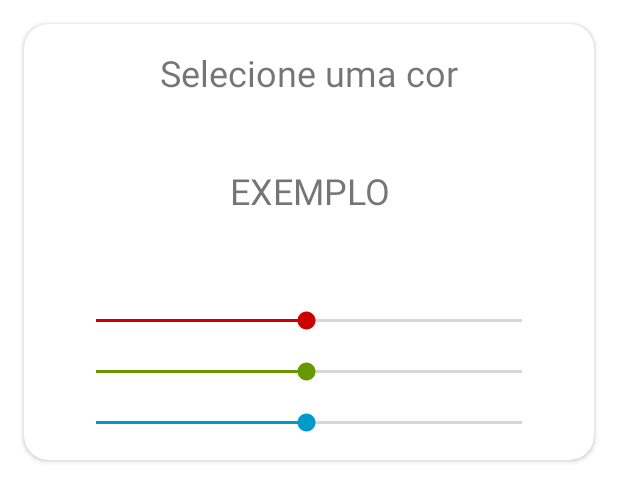
After one commit to alisonViana/business-card-bootcampInter, an Android app: the layout pick_color_alertdialog.xml on its own in the app's theme, with its tools: preview values and no code run, on a phone screen of 412 x 824 dp. The commit adds this screen. Shown: the top 502 px of the screen. Run offline under Robolectric (Android 15) with nearby library versions, the phone set to English and light mode, and no system bars.

Commit message:
created pick color layout

```diff
--- /dev/null
+++ b/app/src/main/res/layout/pick_color_alertdialog.xml
@@ -0,0 +1,86 @@
+<?xml version="1.0" encoding="utf-8"?>
+<androidx.cardview.widget.CardView
+    xmlns:android="http://schemas.android.com/apk/res/android"
+    xmlns:app="http://schemas.android.com/apk/res-auto"
+    xmlns:tools="http://schemas.android.com/tools"
+    android:layout_width="match_parent"
+    android:layout_height="wrap_content"
+    app:cardCornerRadius="16dp"
+    android:layout_margin="16dp">
+
+    <androidx.constraintlayout.widget.ConstraintLayout
+        android:layout_width="match_parent"
+        android:layout_height="wrap_content"
+        android:padding="16dp">
+
+        <TextView
+            android:id="@+id/tv_title_pick_color"
+            android:layout_width="match_parent"
+            android:layout_height="wrap_content"
+            android:text="@string/alertdialog_title"
+            android:textAlignment="center"
+            android:textSize="24sp"
+            app:layout_constraintEnd_toEndOf="parent"
+            app:layout_constraintStart_toStartOf="parent"
+            app:layout_constraintTop_toTopOf="parent"
+            app:layout_constraintBottom_toTopOf="@id/iv_background"
+            />
+
+        <ImageView
+            android:id="@+id/iv_background"
+            android:layout_width="match_parent"
+            android:layout_height="124dp"
+            app:layout_constraintTop_toTopOf="@id/tv_title_pick_color"
+            app:layout_constraintBottom_toTopOf="@id/sb_red"
+            />
+
+        <TextView
+            android:layout_width="match_parent"
+            android:layout_height="wrap_content"
+            app:layout_constraintTop_toTopOf="@id/iv_background"
+            app:layout_constraintBottom_toBottomOf="@id/iv_background"
+            android:textSize="24sp"
+            android:text="@string/text_exemple"
+            android:textAlignment="center"
+            />
+
+        <SeekBar
+            android:id="@+id/sb_red"
+            android:layout_width="match_parent"
+            android:layout_height="wrap_content"
+            android:layout_margin="16dp"
+            app:layout_constraintTop_toBottomOf="@id/iv_background"
+            android:max="255"
+            android:progress="126"
+            android:progressTint="@android:color/holo_red_dark"
+            android:thumbTint="@android:color/holo_red_dark"
+            />
+
+        <SeekBar
+            android:id="@+id/sb_green"
+            android:layout_width="match_parent"
+            android:layout_height="wrap_content"
+            android:layout_margin="16dp"
+            app:layout_constraintTop_toBottomOf="@id/sb_red"
+            android:max="255"
+            android:progress="126"
+            android:progressTint="@android:color/holo_green_dark"
+            android:thumbTint="@android:color/holo_green_dark"
+            />
+
+        <SeekBar
+            android:id="@+id/sb_blue"
+            android:layout_width="match_parent"
+            android:layout_height="wrap_content"
+            android:layout_margin="16dp"
+            app:layout_constraintTop_toBottomOf="@id/sb_green"
+            android:max="255"
+            android:progress="126"
+            android:progressTint="@android:color/holo_blue_dark"
+            android:thumbTint="@android:color/holo_blue_dark"
+            />
+
+
+    </androidx.constraintlayout.widget.ConstraintLayout>
+
+</androidx.cardview.widget.CardView>
--- a/app/src/main/res/values/strings.xml
+++ b/app/src/main/res/values/strings.xml
@@ -7,4 +7,6 @@
     <string name="hint_email">E-mail</string>
     <string name="hint_company">Empresa</string>
     <string name="label_btt_confirm">Confirmar</string>
+    <string name="alertdialog_title">Selecione uma cor</string>
+    <string name="text_exemple">EXEMPLO</string>
 </resources>
```
